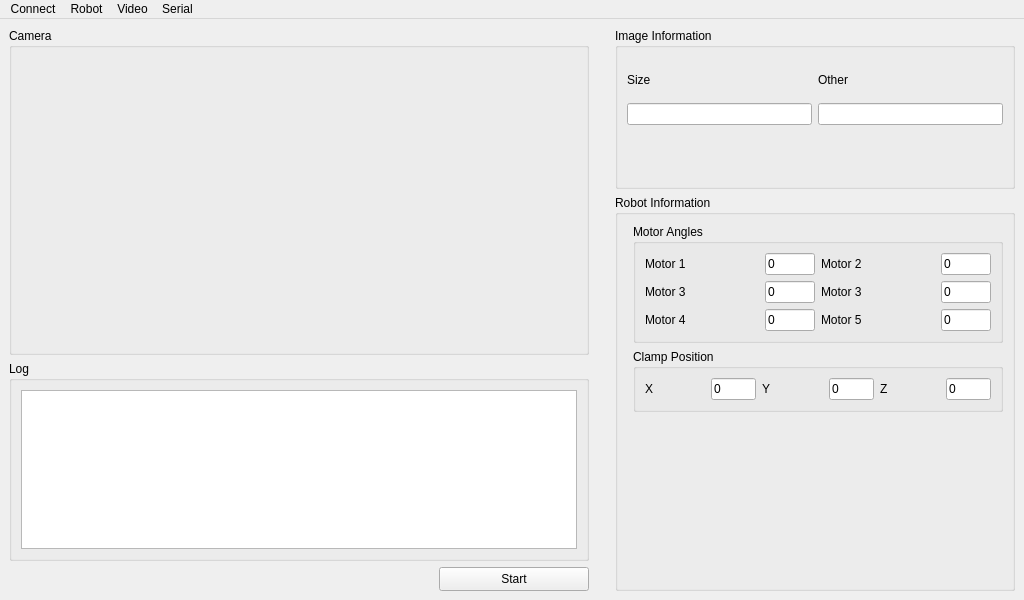
Old version of the form mainwindow.ui in the repository MiguelFerrerF/robotArmApp.
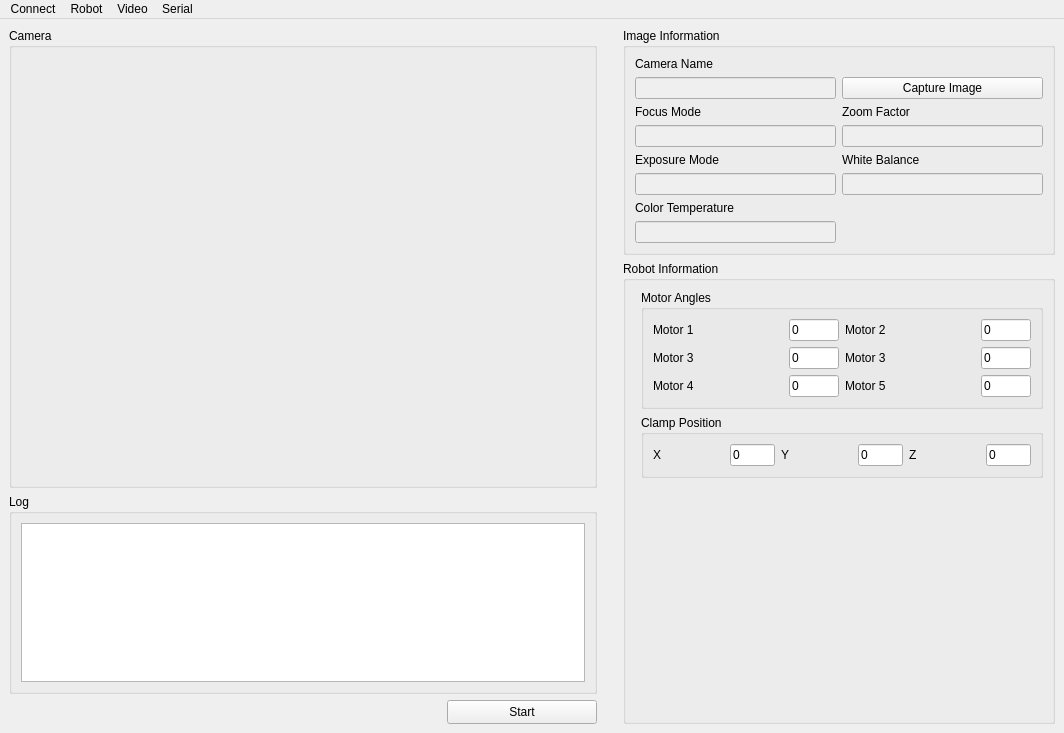
New version of the form.

Commit message:
Enhances camera handling with settings persistence and signal updates
Adds support for saving and restoring camera settings, including focus, zoom, exposure, white balance, and color temperature. Improves signal handling by connecting additional camera-related events and introducing methods for managing connections. Updates UI elements to reflect new camera properties and display real-time changes. Refactors signal handling in the main window for better modularity and maintainability. Removes redundant connections in dialogs and adjusts layout dimensions for improved usability.

```diff
--- a/mainwindow.ui
+++ b/mainwindow.ui
@@ -6,8 +6,8 @@
    <rect>
     <x>0</x>
     <y>0</y>
-    <width>1024</width>
-    <height>600</height>
+    <width>1064</width>
+    <height>733</height>
    </rect>
   </property>
   <property name="windowTitle">
@@ -48,7 +48,7 @@
      <widget class="QGroupBox" name="groupBoxImageInfo">
       <property name="maximumSize">
        <size>
-        <width>400</width>
+        <width>500</width>
         <height>16777215</height>
        </size>
       </property>
@@ -56,53 +56,111 @@
        <string>Image Information</string>
       </property>
       <layout class="QGridLayout" name="gridLayout_3">
-       <item row="0" column="1">
-        <widget class="QLabel" name="labelOther">
+       <item row="4" column="0">
+        <widget class="QLabel" name="labelExposureMode">
          <property name="text">
-          <string>Other</string>
-         </property>
-         <property name="alignment">
-          <set>Qt::AlignmentFlag::AlignBottom|Qt::AlignmentFlag::AlignLeading|Qt::AlignmentFlag::AlignLeft</set>
-         </property>
-        </widget>
-       </item>
-       <item row="1" column="0">
-        <widget class="QLineEdit" name="lineEditSize"/>
-       </item>
-       <item row="1" column="1">
-        <widget class="QLineEdit" name="lineEditOther"/>
-       </item>
-       <item row="0" column="0">
-        <widget class="QLabel" name="labelSize">
-         <property name="maximumSize">
-          <size>
-           <width>16777215</width>
-           <height>20</height>
-          </size>
-         </property>
-         <property name="text">
-          <string>Size</string>
-         </property>
-         <property name="alignment">
-          <set>Qt::AlignmentFlag::AlignBottom|Qt::AlignmentFlag::AlignLeading|Qt::AlignmentFlag::AlignLeft</set>
+          <string>Exposure Mode</string>
          </property>
         </widget>
        </item>
        <item row="2" column="0">
-        <spacer name="verticalSpacer_3">
-         <property name="orientation">
-          <enum>Qt::Orientation::Vertical</enum>
+        <widget class="QLabel" name="labelFocusMode">
+         <property name="text">
+          <string>Focus Mode</string>
          </property>
-         <property name="sizeType">
-          <enum>QSizePolicy::Policy::Minimum</enum>
+         <property name="alignment">
+          <set>Qt::AlignmentFlag::AlignBottom|Qt::AlignmentFlag::AlignLeading|Qt::AlignmentFlag::AlignLeft</set>
          </property>
-         <property name="sizeHint" stdset="0">
+        </widget>
+       </item>
+       <item row="0" column="0">
+        <widget class="QLabel" name="labelCameraName">
+         <property name="maximumSize">
           <size>
-           <width>20</width>
-           <height>40</height>
+           <width>16777215</width>
+           <height>20</height>
           </size>
          </property>
-        </spacer>
+         <property name="text">
+          <string>Camera Name</string>
+         </property>
+         <property name="alignment">
+          <set>Qt::AlignmentFlag::AlignBottom|Qt::AlignmentFlag::AlignLeading|Qt::AlignmentFlag::AlignLeft</set>
+         </property>
+        </widget>
+       </item>
+       <item row="2" column="1">
+        <widget class="QLabel" name="labelZoomFactor">
+         <property name="text">
+          <string>Zoom Factor</string>
+         </property>
+        </widget>
+       </item>
+       <item row="5" column="1">
+        <widget class="QLineEdit" name="lineEditWhiteBalance">
+         <property name="enabled">
+          <bool>false</bool>
+         </property>
+        </widget>
+       </item>
+       <item row="6" column="0">
+        <widget class="QLabel" name="labelColorTemperature">
+         <property name="text">
+          <string>Color Temperature</string>
+         </property>
+        </widget>
+       </item>
+       <item row="1" column="1">
+        <widget class="QPushButton" name="pushButtonCaptureImage">
+         <property name="text">
+          <string>Capture Image</string>
+         </property>
+        </widget>
+       </item>
+       <item row="1" column="0">
+        <widget class="QLineEdit" name="lineEditCameraName">
+         <property name="enabled">
+          <bool>false</bool>
+         </property>
+         <property name="focusPolicy">
+          <enum>Qt::FocusPolicy::NoFocus</enum>
+         </property>
+        </widget>
+       </item>
+       <item row="3" column="0">
+        <widget class="QLineEdit" name="lineEditFocusMode">
+         <property name="enabled">
+          <bool>false</bool>
+         </property>
+        </widget>
+       </item>
+       <item row="4" column="1">
+        <widget class="QLabel" name="labelWhiteBalance">
+         <property name="text">
+          <string>White Balance</string>
+         </property>
+        </widget>
+       </item>
+       <item row="3" column="1">
+        <widget class="QLineEdit" name="lineEditZoomFactor">
+         <property name="enabled">
+          <bool>false</bool>
+         </property>
+        </widget>
+       </item>
+       <item row="5" column="0">
+        <widget class="QLineEdit" name="lineEditExposureMode">
+         <property name="enabled">
+          <bool>false</bool>
+         </property>
+        </widget>
+       </item>
+       <item row="7" column="0">
+        <widget class="QLineEdit" name="lineEditColorTemperature">
+         <property name="enabled">
+          <bool>false</bool>
+         </property>
+        </widget>
        </item>
       </layout>
      </widget>
@@ -161,7 +219,7 @@
      <widget class="QGroupBox" name="groupBoxRobotInfo">
       <property name="maximumSize">
        <size>
-        <width>400</width>
+        <width>500</width>
         <height>16777215</height>
        </size>
       </property>
@@ -450,7 +508,7 @@
     <rect>
      <x>0</x>
      <y>0</y>
-     <width>1024</width>
+     <width>1064</width>
      <height>25</height>
     </rect>
    </property>
```
Left out of the diff: 6 changed lines with no effect on the pictures. The commit also changes 6 other files.
